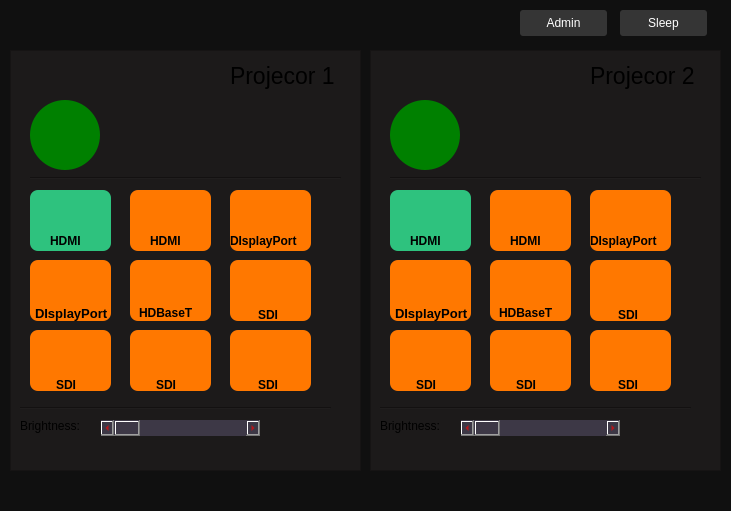
Old version of the form mainwindow.ui in the repository Walter0b/Projector_remote_control.
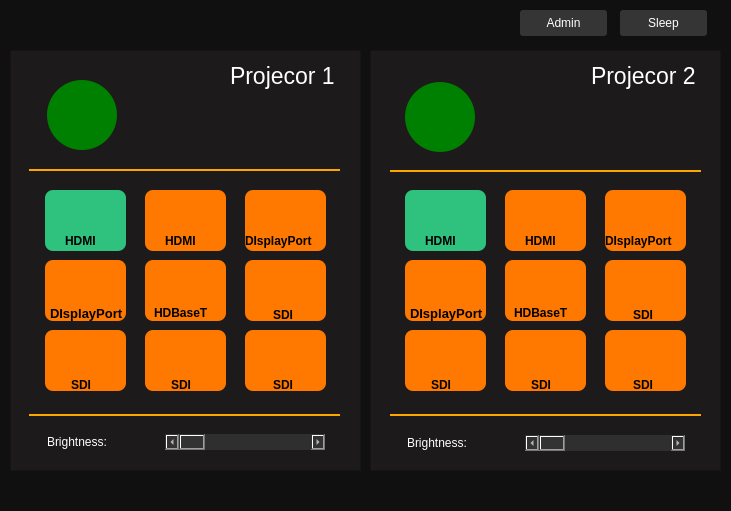
New version of the form. The open tabs and pages were chosen to show the change. Icons and pictures are not drawn.

Commit message: modified the UI to look better

```diff
--- a/mainwindow.ui
+++ b/mainwindow.ui
@@ -111,8 +111,8 @@
       <widget class="Line" name="line">
        <property name="geometry">
         <rect>
-         <x>20</x>
-         <y>120</y>
+         <x>19</x>
+         <y>105</y>
          <width>311</width>
          <height>16</height>
         </rect>
@@ -124,10 +124,8 @@
         </size>
        </property>
        <property name="styleSheet">
-        <string notr="true">border-color: rgb(255, 255, 255);
-color: rgb(255, 255, 255);
-selection-color: rgb(255, 255, 255);
-</string>
+        <string notr="true">border: none;
+border-bottom: 2px solid orange;</string>
        </property>
        <property name="orientation">
         <enum>Qt::Horizontal</enum>
@@ -136,7 +134,7 @@
       <widget class="QPushButton" name="P1_HDMI_Button_1">
        <property name="geometry">
         <rect>
-         <x>20</x>
+         <x>35</x>
          <y>140</y>
          <width>81</width>
          <height>61</height>
@@ -166,8 +164,8 @@
       <widget class="QScrollBar" name="horizontalScrollBar">
        <property name="geometry">
         <rect>
-         <x>90</x>
-         <y>370</y>
+         <x>155</x>
+         <y>384</y>
          <width>160</width>
          <height>16</height>
         </rect>
@@ -179,8 +177,9 @@
         </size>
        </property>
        <property name="styleSheet">
-        <string notr="true">color: red;
-background-color:rgb(61, 56, 70);</string>
+        <string notr="true">color: white;
+background-color:rgba(53, 53, 53, 0.8);
+</string>
        </property>
        <property name="orientation">
         <enum>Qt::Horizontal</enum>
@@ -189,8 +188,8 @@
       <widget class="QLabel" name="label_3">
        <property name="geometry">
         <rect>
-         <x>10</x>
-         <y>360</y>
+         <x>37</x>
+         <y>376</y>
          <width>81</width>
          <height>31</height>
         </rect>
@@ -201,6 +200,9 @@
          <height>0</height>
         </size>
        </property>
+       <property name="styleSheet">
+        <string notr="true">color:#fff;</string>
+       </property>
        <property name="text">
         <string>Brightness:</string>
        </property>
@@ -208,7 +210,7 @@
       <widget class="Line" name="line_3">
        <property name="geometry">
         <rect>
-         <x>10</x>
+         <x>19</x>
          <y>350</y>
          <width>311</width>
          <height>16</height>
@@ -221,7 +223,8 @@
         </size>
        </property>
        <property name="styleSheet">
-        <string notr="true">color: white;</string>
+        <string notr="true">border: none;
+border-bottom: 2px solid orange;</string>
        </property>
        <property name="orientation">
         <enum>Qt::Horizontal</enum>
@@ -230,7 +233,7 @@
       <widget class="QLabel" name="label_11">
        <property name="geometry">
         <rect>
-         <x>40</x>
+         <x>55</x>
          <y>180</y>
          <width>41</width>
          <height>21</height>
@@ -254,7 +257,7 @@
       <widget class="QPushButton" name="P1_DisplayPort_1">
        <property name="geometry">
         <rect>
-         <x>220</x>
+         <x>235</x>
          <y>140</y>
          <width>81</width>
          <height>61</height>
@@ -281,7 +284,7 @@
       <widget class="QLabel" name="label_13">
        <property name="geometry">
         <rect>
-         <x>220</x>
+         <x>235</x>
          <y>180</y>
          <width>81</width>
          <height>21</height>
@@ -305,7 +308,7 @@
       <widget class="QLabel" name="label_15">
        <property name="geometry">
         <rect>
-         <x>120</x>
+         <x>135</x>
          <y>250</y>
          <width>81</width>
          <height>21</height>
@@ -332,7 +335,7 @@
       <widget class="QPushButton" name="P1_HDBaseT">
        <property name="geometry">
         <rect>
-         <x>120</x>
+         <x>135</x>
          <y>210</y>
          <width>81</width>
          <height>61</height>
@@ -368,7 +371,7 @@
       <widget class="QLabel" name="label_16">
        <property name="geometry">
         <rect>
-         <x>240</x>
+         <x>255</x>
          <y>250</y>
          <width>41</width>
          <height>21</height>
@@ -395,7 +398,7 @@
       <widget class="QPushButton" name="P1_SDI_1">
        <property name="geometry">
         <rect>
-         <x>220</x>
+         <x>235</x>
          <y>210</y>
          <width>81</width>
          <height>61</height>
@@ -423,8 +426,8 @@
       <widget class="QPushButton" name="P1_On_Button">
        <property name="geometry">
         <rect>
-         <x>20</x>
-         <y>50</y>
+         <x>37</x>
+         <y>30</y>
          <width>70</width>
          <height>70</height>
         </rect>
@@ -453,7 +456,7 @@
       <widget class="QPushButton" name="P1_DisplayPort_2">
        <property name="geometry">
         <rect>
-         <x>20</x>
+         <x>35</x>
          <y>210</y>
          <width>81</width>
          <height>61</height>
@@ -478,7 +481,7 @@
       <widget class="QLabel" name="label_14">
        <property name="geometry">
         <rect>
-         <x>20</x>
+         <x>35</x>
          <y>250</y>
          <width>81</width>
          <height>21</height>
@@ -513,9 +516,9 @@
         </rect>
        </property>
        <property name="styleSheet">
-        <string notr="true">font-weight: 500px;
-font-family:  ;
-font: 23px ;</string>
+        <string notr="true">font-weight: bold;
+font: 23px ;
+color: white;</string>
        </property>
        <property name="text">
         <string>Projecor 1 </string>
@@ -524,7 +527,7 @@
       <widget class="QLabel" name="label_17">
        <property name="geometry">
         <rect>
-         <x>40</x>
+         <x>55</x>
          <y>320</y>
          <width>41</width>
          <height>21</height>
@@ -551,7 +554,7 @@
       <widget class="QPushButton" name="P1_SDI_2">
        <property name="geometry">
         <rect>
-         <x>20</x>
+         <x>35</x>
          <y>280</y>
          <width>81</width>
          <height>61</height>
@@ -579,7 +582,7 @@
       <widget class="QPushButton" name="P1_SDI_3">
        <property name="geometry">
         <rect>
-         <x>120</x>
+         <x>135</x>
          <y>280</y>
          <width>81</width>
          <height>61</height>
@@ -607,7 +610,7 @@
       <widget class="QLabel" name="label_18">
        <property name="geometry">
         <rect>
-         <x>140</x>
+         <x>155</x>
          <y>320</y>
          <width>41</width>
          <height>21</height>
@@ -634,7 +637,7 @@
       <widget class="QPushButton" name="P1_SDI_4">
        <property name="geometry">
         <rect>
-         <x>220</x>
+         <x>235</x>
          <y>280</y>
          <width>81</width>
          <height>61</height>
@@ -662,7 +665,7 @@
       <widget class="QLabel" name="label_19">
        <property name="geometry">
         <rect>
-         <x>240</x>
+         <x>255</x>
          <y>320</y>
          <width>41</width>
          <height>21</height>
@@ -689,7 +692,7 @@
       <widget class="QLabel" name="P1_HDMI_label_1">
        <property name="geometry">
         <rect>
-         <x>20</x>
+         <x>35</x>
          <y>140</y>
          <width>81</width>
          <height>61</height>
@@ -711,7 +714,7 @@
       <widget class="QLabel" name="P1_DisplayPort_label_1">
        <property name="geometry">
         <rect>
-         <x>220</x>
+         <x>235</x>
          <y>140</y>
          <width>81</width>
          <height>61</height>
@@ -733,7 +736,7 @@
       <widget class="QLabel" name="P1_HDMI_label_2">
        <property name="geometry">
         <rect>
-         <x>120</x>
+         <x>135</x>
          <y>140</y>
          <width>81</width>
          <height>61</height>
@@ -755,7 +758,7 @@
       <widget class="QLabel" name="label_12">
        <property name="geometry">
         <rect>
-         <x>140</x>
+         <x>155</x>
          <y>180</y>
          <width>41</width>
          <height>21</height>
@@ -779,7 +782,7 @@
       <widget class="QPushButton" name="P1_HDMI_Button_2">
        <property name="geometry">
         <rect>
-         <x>120</x>
+         <x>135</x>
          <y>140</y>
          <width>81</width>
          <height>61</height>
@@ -809,7 +812,7 @@
       <widget class="QLabel" name="P1_DisplayPort_label_2">
        <property name="geometry">
         <rect>
-         <x>20</x>
+         <x>35</x>
          <y>210</y>
          <width>81</width>
          <height>61</height>
@@ -831,7 +834,7 @@
       <widget class="QLabel" name="P1_SDI_label_1">
        <property name="geometry">
         <rect>
-         <x>220</x>
+         <x>235</x>
          <y>210</y>
          <width>81</width>
          <height>61</height>
@@ -853,7 +856,7 @@
       <widget class="QLabel" name="P1_SDI_label_2">
        <property name="geometry">
         <rect>
-         <x>20</x>
+         <x>35</x>
          <y>280</y>
          <width>81</width>
          <height>61</height>
@@ -875,7 +878,7 @@
       <widget class="QLabel" name="P1_SDI_label_3">
        <property name="geometry">
         <rect>
-         <x>120</x>
+         <x>135</x>
          <y>280</y>
          <width>81</width>
          <height>61</height>
@@ -897,7 +900,7 @@
       <widget class="QLabel" name="P1_SDI_label_4">
        <property name="geometry">
         <rect>
-         <x>220</x>
+         <x>235</x>
          <y>280</y>
          <width>81</width>
          <height>61</height>
@@ -919,7 +922,7 @@
       <widget class="QLabel" name="P1_HDBaseT_label">
        <property name="geometry">
         <rect>
-         <x>120</x>
+         <x>135</x>
          <y>210</y>
          <width>81</width>
          <height>61</height>
@@ -1038,7 +1041,7 @@
        <property name="geometry">
         <rect>
          <x>20</x>
-         <y>120</y>
+         <y>106</y>
          <width>311</width>
          <height>16</height>
         </rect>
@@ -1050,7 +1053,8 @@
         </size>
        </property>
        <property name="styleSheet">
-        <string notr="true">background</string>
+        <string notr="true">border: none;
+border-bottom: 2px solid orange;</string>
        </property>
        <property name="orientation">
         <enum>Qt::Horizontal</enum>
@@ -1059,7 +1063,7 @@
       <widget class="QPushButton" name="P2_HDMI_Button_1">
        <property name="geometry">
         <rect>
-         <x>20</x>
+         <x>35</x>
          <y>140</y>
          <width>81</width>
          <height>61</height>
@@ -1089,8 +1093,8 @@
       <widget class="QScrollBar" name="horizontalScrollBar_2">
        <property name="geometry">
         <rect>
-         <x>90</x>
-         <y>370</y>
+         <x>155</x>
+         <y>385</y>
          <width>160</width>
          <height>16</height>
         </rect>
@@ -1102,8 +1106,8 @@
         </size>
        </property>
        <property name="styleSheet">
-        <string notr="true">color: red;
-background-color:rgb(61, 56, 70);</string>
+        <string notr="true">color: white;
+background-color:rgba(53, 53, 53, 0.8);</string>
        </property>
        <property name="orientation">
         <enum>Qt::Horizontal</enum>
@@ -1112,8 +1116,8 @@
       <widget class="QLabel" name="label_4">
        <property name="geometry">
         <rect>
-         <x>10</x>
-         <y>360</y>
+         <x>37</x>
+         <y>377</y>
          <width>81</width>
          <height>31</height>
         </rect>
@@ -1124,6 +1128,9 @@
          <height>0</height>
         </size>
        </property>
+       <property name="styleSheet">
+        <string notr="true">color:#fff;</string>
+       </property>
        <property name="text">
         <string>Brightness:</string>
        </property>
@@ -1131,7 +1138,7 @@
       <widget class="Line" name="line_4">
        <property name="geometry">
         <rect>
-         <x>10</x>
+         <x>20</x>
          <y>350</y>
          <width>311</width>
          <height>16</height>
@@ -1144,7 +1151,8 @@
         </size>
        </property>
        <property name="styleSheet">
-        <string notr="true">color: white;</string>
+        <string notr="true">border: none;
+border-bottom: 2px solid orange;</string>
        </property>
        <property name="orientation">
         <enum>Qt::Horizontal</enum>
@@ -1153,7 +1161,7 @@
       <widget class="QLabel" name="label_20">
        <property name="geometry">
         <rect>
-         <x>40</x>
+         <x>55</x>
          <y>180</y>
          <width>41</width>
          <height>21</height>
@@ -1177,7 +1185,7 @@
       <widget class="QPushButton" name="P2_DisplayPort_1">
        <property name="geometry">
         <rect>
-         <x>220</x>
+         <x>235</x>
          <y>140</y>
          <width>81</width>
          <height>61</height>
@@ -1204,7 +1212,7 @@
       <widget class="QLabel" name="label_21">
        <property name="geometry">
         <rect>
-         <x>220</x>
+         <x>235</x>
          <y>180</y>
          <width>81</width>
          <height>21</height>
@@ -1228,7 +1236,7 @@
       <widget class="QLabel" name="label_22">
        <property name="geometry">
         <rect>
-         <x>120</x>
+         <x>135</x>
          <y>250</y>
          <width>81</width>
          <height>21</height>
@@ -1255,7 +1263,7 @@
       <widget class="QPushButton" name="P2_HDBaseT">
        <property name="geometry">
         <rect>
-         <x>120</x>
+         <x>135</x>
          <y>210</y>
          <width>81</width>
          <height>61</height>
@@ -1291,7 +1299,7 @@
       <widget class="QLabel" name="label_23">
        <property name="geometry">
         <rect>
-         <x>240</x>
+         <x>255</x>
          <y>250</y>
          <width>41</width>
          <height>21</height>
@@ -1318,7 +1326,7 @@
       <widget class="QPushButton" name="P2_SDI_1">
        <property name="geometry">
         <rect>
-         <x>220</x>
+         <x>235</x>
          <y>210</y>
          <width>81</width>
          <height>61</height>
@@ -1346,8 +1354,8 @@
       <widget class="QPushButton" name="P2_On_Button">
        <property name="geometry">
         <rect>
-         <x>20</x>
-         <y>50</y>
+         <x>35</x>
+         <y>32</y>
          <width>70</width>
          <height>70</height>
         </rect>
@@ -1376,7 +1384,7 @@
       <widget class="QPushButton" name="P2_DisplayPort_2">
        <property name="geometry">
         <rect>
-         <x>20</x>
+         <x>35</x>
          <y>210</y>
          <width>81</width>
          <height>61</height>
@@ -1401,7 +1409,7 @@
       <widget class="QLabel" name="label_24">
        <property name="geometry">
         <rect>
-         <x>20</x>
+         <x>35</x>
          <y>250</y>
          <width>81</width>
          <height>21</height>
@@ -1429,16 +1437,16 @@
       <widget class="QLabel" name="label_2">
        <property name="geometry">
         <rect>
-         <x>220</x>
+         <x>221</x>
          <y>10</y>
          <width>111</width>
          <height>31</height>
         </rect>
        </property>
        <property name="styleSheet">
-        <string notr="true">font-weight: 500px;
-font-family:  ;
-font: 23px ;</string>
+        <string notr="true">font-weight: bold;
+font: 23px ;
+color: white;</string>
        </property>
        <property name="text">
         <string>Projecor 2</string>
@@ -1447,7 +1455,7 @@
       <widget class="QLabel" name="label_25">
        <property name="geometry">
         <rect>
-         <x>40</x>
+         <x>55</x>
          <y>320</y>
          <width>41</width>
          <height>21</height>
@@ -1474,7 +1482,7 @@
       <widget class="QPushButton" name="P2_SDI_2">
        <property name="geometry">
         <rect>
-         <x>20</x>
+         <x>35</x>
          <y>280</y>
          <width>81</width>
          <height>61</height>
@@ -1502,7 +1510,7 @@
       <widget class="QPushButton" name="P2_SDI_3">
        <property name="geometry">
         <rect>
-         <x>120</x>
+         <x>135</x>
          <y>280</y>
          <width>81</width>
          <height>61</height>
@@ -1530,7 +1538,7 @@
       <widget class="QLabel" name="label_26">
        <property name="geometry">
         <rect>
-         <x>140</x>
+         <x>155</x>
          <y>320</y>
          <width>41</width>
          <height>21</height>
@@ -1557,7 +1565,7 @@
       <widget class="QPushButton" name="P2_SDI_4">
        <property name="geometry">
         <rect>
-         <x>220</x>
+         <x>235</x>
          <y>280</y>
          <width>81</width>
          <height>61</height>
@@ -1585,7 +1593,7 @@
       <widget class="QLabel" name="label_27">
        <property name="geometry">
         <rect>
-         <x>240</x>
+         <x>255</x>
          <y>320</y>
          <width>41</width>
          <height>21</height>
@@ -1612,7 +1620,7 @@
       <widget class="QLabel" name="P2_HDMI_label_1">
        <property name="geometry">
         <rect>
-         <x>20</x>
+         <x>35</x>
          <y>140</y>
          <width>81</width>
          <height>61</height>
@@ -1634,7 +1642,7 @@
       <widget class="QLabel" name="P2_DisplayPort_label_1">
        <property name="geometry">
         <rect>
-         <x>220</x>
+         <x>235</x>
          <y>140</y>
          <width>81</width>
          <height>61</height>
@@ -1656,7 +1664,7 @@
       <widget class="QLabel" name="P2_HDMI_label_2">
        <property name="geometry">
         <rect>
-         <x>120</x>
+         <x>135</x>
          <y>140</y>
          <width>81</width>
          <height>61</height>
@@ -1678,7 +1686,7 @@
       <widget class="QLabel" name="label_28">
        <property name="geometry">
         <rect>
-         <x>140</x>
+         <x>155</x>
          <y>180</y>
          <width>41</width>
          <height>21</height>
@@ -1702,7 +1710,7 @@
       <widget class="QPushButton" name="P2_HDMI_Button_2">
        <property name="geometry">
         <rect>
-         <x>120</x>
+         <x>135</x>
          <y>140</y>
          <width>81</width>
          <height>61</height>
@@ -1732,7 +1740,7 @@
       <widget class="QLabel" name="P2_DisplayPort_label_2">
        <property name="geometry">
         <rect>
-         <x>20</x>
+         <x>35</x>
          <y>210</y>
          <width>81</width>
          <height>61</height>
@@ -1754,7 +1762,7 @@
       <widget class="QLabel" name="P2_SDI_label_1">
        <property name="geometry">
         <rect>
-         <x>220</x>
+         <x>235</x>
          <y>210</y>
          <width>81</width>
          <height>61</height>
@@ -1776,7 +1784,7 @@
       <widget class="QLabel" name="P2_SDI_label_2">
        <property name="geometry">
         <rect>
-         <x>20</x>
+         <x>35</x>
          <y>280</y>
          <width>81</width>
          <height>61</height>
@@ -1798,7 +1806,7 @@
       <widget class="QLabel" name="P2_SDI_label_3">
        <property name="geometry">
         <rect>
-         <x>120</x>
+         <x>135</x>
          <y>280</y>
          <width>81</width>
          <height>61</height>
@@ -1820,7 +1828,7 @@
       <widget class="QLabel" name="P2_SDI_label_4">
        <property name="geometry">
         <rect>
-         <x>220</x>
+         <x>235</x>
          <y>280</y>
          <width>81</width>
          <height>61</height>
@@ -1842,7 +1850,7 @@
       <widget class="QLabel" name="P2_HDBaseT_label">
        <property name="geometry">
         <rect>
-         <x>120</x>
+         <x>135</x>
          <y>210</y>
          <width>81</width>
          <height>61</height>
```
Left out of the diff: 234 changed lines with no effect on the pictures. The commit also changes 3 other files.
